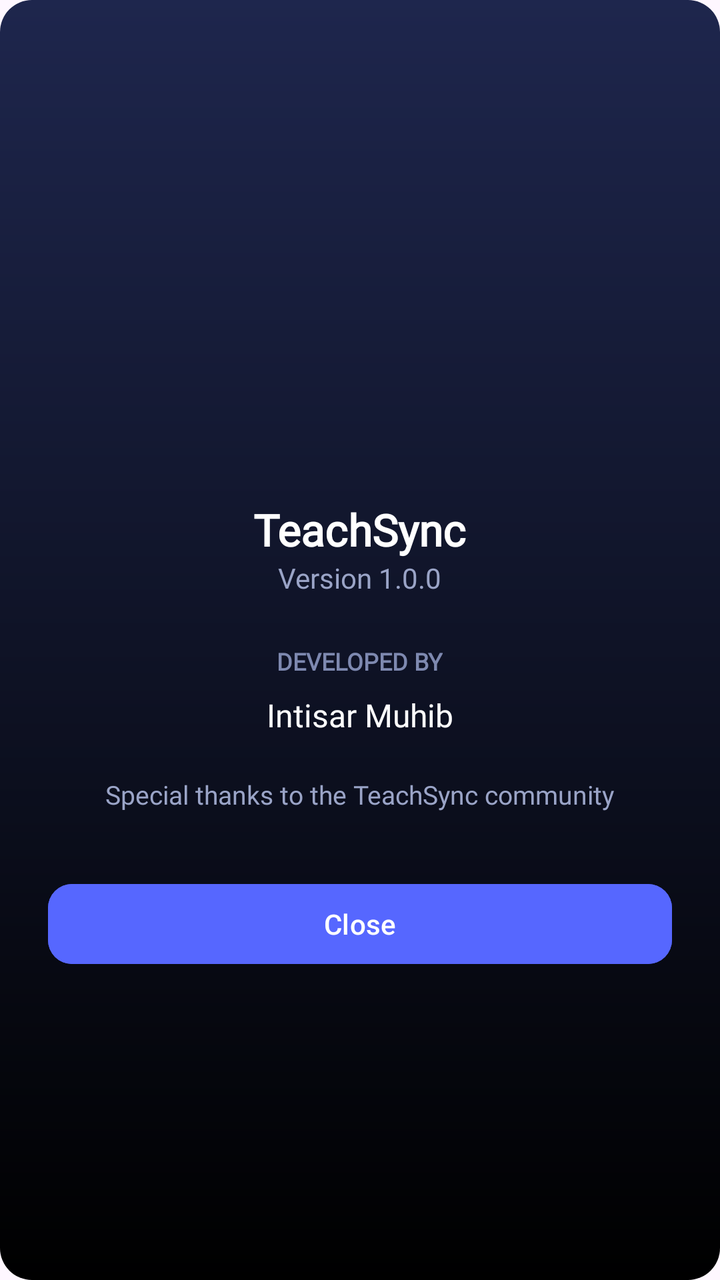
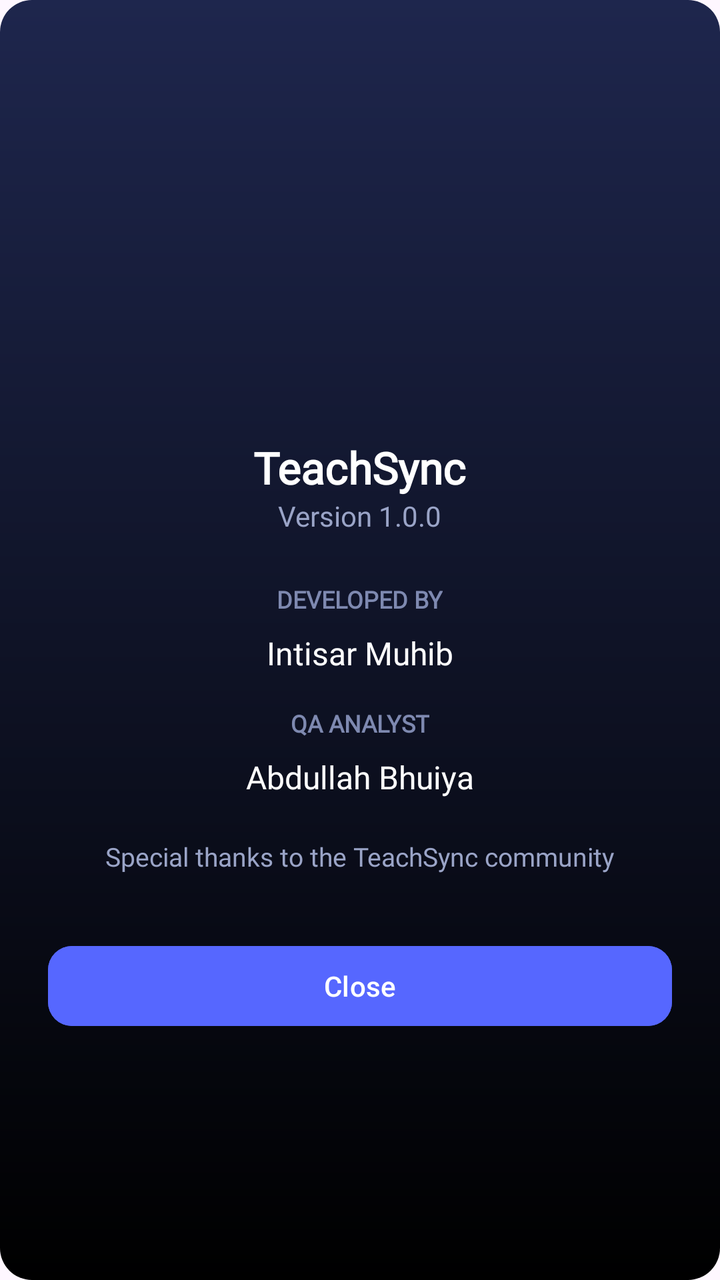

The first picture is an Android layout as it rendered before a commit; the second is the same layout after the commit. The layout source and the unified diff follow.
<!-- AndroidManifest.xml: application theme Theme.TeachSync -->
<!-- res/layout/dialog_credits.xml -->
<?xml version="1.0" encoding="utf-8"?>
<LinearLayout xmlns:android="http://schemas.android.com/apk/res/android"
    android:layout_width="match_parent"
    android:layout_height="wrap_content"
    android:background="@drawable/bg_dialog"
    android:orientation="vertical"
    android:padding="24dp"
    android:gravity="center">

    <ImageView
        android:layout_width="80dp"
        android:layout_height="80dp"
        android:src="@mipmap/ic_launcher"
        android:layout_marginBottom="16dp"/>

    <TextView
        android:layout_width="wrap_content"
        android:layout_height="wrap_content"
        android:text="TeachSync"
        android:textColor="#FFFFFF"
        android:textSize="22sp"
        android:textStyle="bold"
        android:fontFamily="@font/lexend_bold"/>

    <TextView
        android:layout_width="wrap_content"
        android:layout_height="wrap_content"
        android:text="Version 1.0.0"
        android:textColor="#9AA4C7"
        android:textSize="14sp"
        android:layout_marginBottom="24dp"
        android:fontFamily="@font/lexend"/>

    <TextView
        android:layout_width="wrap_content"
        android:layout_height="wrap_content"
        android:text="Developed by"
        android:textColor="#7E89B0"
        android:textSize="12sp"
        android:textAllCaps="true"
        android:textStyle="bold"
        android:layout_marginBottom="8dp"
        android:fontFamily="@font/lexend"/>

    <TextView
        android:layout_width="wrap_content"
        android:layout_height="wrap_content"
        android:text="Intisar Muhib"
        android:textColor="#FFFFFF"
        android:textSize="16sp"
        android:layout_marginBottom="4dp"
        android:fontFamily="@font/lexend_medium"/>

    <TextView
        android:layout_width="wrap_content"
        android:layout_height="wrap_content"
        android:text="Special thanks to the TeachSync community"
        android:textColor="#9AA4C7"
        android:textSize="13sp"
        android:gravity="center"
        android:layout_marginTop="16dp"
        android:fontFamily="@font/lexend"/>

    <Button
        android:id="@+id/btnCreditsClose"
        android:layout_width="match_parent"
        android:layout_height="wrap_content"
        android:layout_marginTop="32dp"
        android:text="Close"
        android:textAllCaps="false"
        android:textColor="#FFFFFF"
        android:backgroundTint="#5667FF"
        app:cornerRadius="12dp"
        xmlns:app="http://schemas.android.com/apk/res-auto" />

</LinearLayout>
<!-- resources referenced by this layout -->
<resources>
  <!-- drawable bg_dialog (drawable) -->
  <shape xmlns:android="http://schemas.android.com/apk/res/android"
      android:shape="rectangle">
      <gradient
          android:startColor="#1E264D"
          android:endColor="#000000"
          android:type="linear"
          android:angle="270"/>
      <corners android:radius="16dp" />
  </shape>
  <!-- mipmap ic_launcher (mipmap-anydpi-v26) -->
  <?xml version="1.0" encoding="utf-8"?>
  <adaptive-icon xmlns:android="http://schemas.android.com/apk/res/android">
      <background android:drawable="@color/ic_launcher_background"/>
      <foreground android:drawable="@mipmap/ic_launcher_foreground"/>
  </adaptive-icon>
  <style name="Theme.TeachSync" parent="Base.Theme.TeachSync" />
  <color name="ic_launcher_background">#FFFFFF</color>
  <style name="Base.Theme.TeachSync" parent="Theme.Material3.DayNight.NoActionBar">
          
          
      </style>
</resources>

<!-- the commit's change to res/layout/dialog_credits.xml (unified diff, before → after) -->
@@ -1,5 +1,6 @@
 <?xml version="1.0" encoding="utf-8"?>
 <LinearLayout xmlns:android="http://schemas.android.com/apk/res/android"
+    xmlns:app="http://schemas.android.com/apk/res-auto"
     android:layout_width="match_parent"
     android:layout_height="wrap_content"
     android:background="@drawable/bg_dialog"
@@ -48,6 +49,26 @@
         android:text="Intisar Muhib"
         android:textColor="#FFFFFF"
         android:textSize="16sp"
+        android:layout_marginBottom="16dp"
+        android:fontFamily="@font/lexend_medium"/>
+
+    <TextView
+        android:layout_width="wrap_content"
+        android:layout_height="wrap_content"
+        android:text="QA Analyst"
+        android:textColor="#7E89B0"
+        android:textSize="12sp"
+        android:textAllCaps="true"
+        android:textStyle="bold"
+        android:layout_marginBottom="8dp"
+        android:fontFamily="@font/lexend"/>
+
+    <TextView
+        android:layout_width="wrap_content"
+        android:layout_height="wrap_content"
+        android:text="Abdullah Bhuiya"
+        android:textColor="#FFFFFF"
+        android:textSize="16sp"
         android:layout_marginBottom="4dp"
         android:fontFamily="@font/lexend_medium"/>
 
@@ -70,7 +91,6 @@
         android:textAllCaps="false"
         android:textColor="#FFFFFF"
         android:backgroundTint="#5667FF"
-        app:cornerRadius="12dp"
-        xmlns:app="http://schemas.android.com/apk/res-auto" />
+        app:cornerRadius="12dp" />
 
 </LinearLayout>
